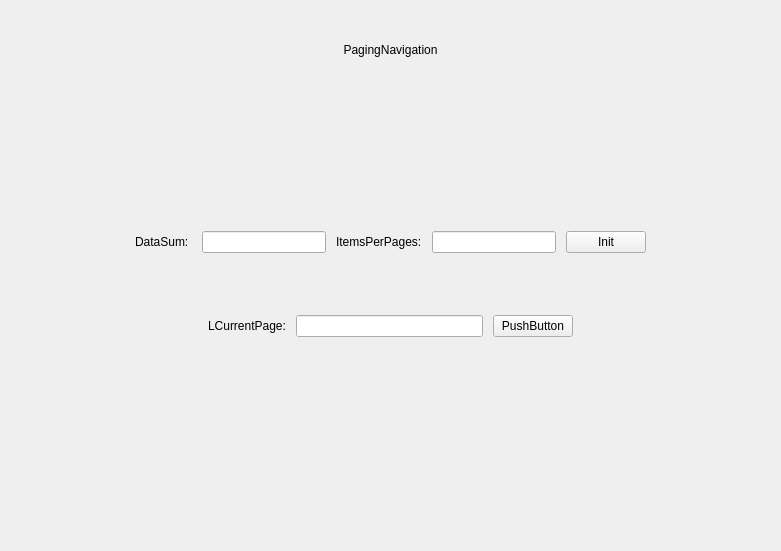
This is Examples/CatWidgetExamples/WidgetTools/PagingNavigationTools.ui in graycatya/CatLearnQt as Qt 5 draws it before an edit. The edited form follows.
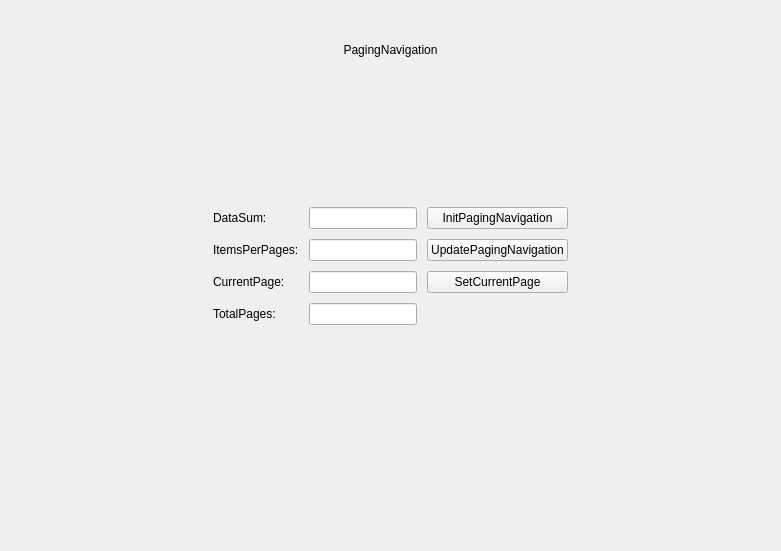
This is the edited form. Custom widgets are drawn as their Qt base class.

What changed in the file:
```diff
--- a/Examples/CatWidgetExamples/WidgetTools/PagingNavigationTools.ui
+++ b/Examples/CatWidgetExamples/WidgetTools/PagingNavigationTools.ui
@@ -86,31 +86,85 @@
       </spacer>
      </item>
      <item>
-      <widget class="QLabel" name="DataSumLabel">
-       <property name="text">
-        <string>DataSum: </string>
+      <layout class="QGridLayout" name="gridLayout">
+       <property name="leftMargin">
+        <number>10</number>
        </property>
-      </widget>
-     </item>
-     <item>
-      <widget class="QLineEdit" name="lineEdit"/>
-     </item>
-     <item>
-      <widget class="QLabel" name="ItemsPerPagesLabel">
-       <property name="text">
-        <string>ItemsPerPages:</string>
+       <property name="topMargin">
+        <number>10</number>
        </property>
-      </widget>
-     </item>
-     <item>
-      <widget class="QLineEdit" name="lineEdit_2"/>
-     </item>
-     <item>
-      <widget class="QPushButton" name="pushButton">
-       <property name="text">
-        <string>Init</string>
+       <property name="rightMargin">
+        <number>10</number>
        </property>
-      </widget>
+       <property name="bottomMargin">
+        <number>10</number>
+       </property>
+       <item row="1" column="0">
+        <widget class="QLabel" name="ItemsPerPagesLabel">
+         <property name="text">
+          <string>ItemsPerPages:</string>
+         </property>
+        </widget>
+       </item>
+       <item row="0" column="0">
+        <widget class="QLabel" name="DataSumLabel">
+         <property name="text">
+          <string>DataSum: </string>
+         </property>
+        </widget>
+       </item>
+       <item row="2" column="0">
+        <widget class="QLabel" name="CurrentPageLabel">
+         <property name="text">
+          <string>CurrentPage:</string>
+         </property>
+        </widget>
+       </item>
+       <item row="1" column="1">
+        <widget class="QLineEdit" name="ItemsPerPagesEdit"/>
+       </item>
+       <item row="0" column="2">
+        <widget class="QPushButton" name="InitPagingNavigationButton">
+         <property name="text">
+          <string>InitPagingNavigation</string>
+         </property>
+        </widget>
+       </item>
+       <item row="1" column="2">
+        <widget class="QPushButton" name="UpdatePagingNavigationButton">
+         <property name="text">
+          <string>UpdatePagingNavigation</string>
+         </property>
+        </widget>
+       </item>
+       <item row="3" column="0">
+        <widget class="QLabel" name="TotalPagesLabel">
+         <property name="text">
+          <string>TotalPages:</string>
+         </property>
+        </widget>
+       </item>
+       <item row="2" column="1">
+        <widget class="QLineEdit" name="CurrentPageEdit"/>
+       </item>
+       <item row="0" column="1">
+        <widget class="QLineEdit" name="DataSumEdit"/>
+       </item>
+       <item row="2" column="2">
+        <widget class="QPushButton" name="SetCurrentPageButton">
+         <property name="text">
+          <string>SetCurrentPage</string>
+         </property>
+        </widget>
+       </item>
+       <item row="3" column="1">
+        <widget class="QLineEdit" name="TotalPagesEdit">
+         <property name="readOnly">
+          <bool>true</bool>
+         </property>
+        </widget>
+       </item>
+      </layout>
      </item>
      <item>
       <spacer name="horizontalSpacer_6">
@@ -169,68 +223,6 @@
      </item>
     </layout>
    </item>
-   <item>
-    <layout class="QHBoxLayout" name="horizontalLayout_3">
-     <property name="spacing">
-      <number>10</number>
-     </property>
-     <property name="leftMargin">
-      <number>10</number>
-     </property>
-     <property name="topMargin">
-      <number>10</number>
-     </property>
-     <property name="rightMargin">
-      <number>10</number>
-     </property>
-     <property name="bottomMargin">
-      <number>10</number>
-     </property>
-     <item>
-      <spacer name="horizontalSpacer_4">
-       <property name="orientation">
-        <enum>Qt::Horizontal</enum>
-       </property>
-       <property name="sizeHint" stdset="0">
-        <size>
-         <width>40</width>
-         <height>20</height>
-        </size>
-       </property>
-      </spacer>
-     </item>
-     <item>
-      <widget class="QLabel" name="label">
-       <property name="text">
-        <string>LCurrentPage:</string>
-       </property>
-      </widget>
-     </item>
-     <item>
-      <widget class="QLineEdit" name="lineEdit_3"/>
-     </item>
-     <item>
-      <widget class="QPushButton" name="pushButton_2">
-       <property name="text">
-        <string>PushButton</string>
-       </property>
-      </widget>
-     </item>
-     <item>
-      <spacer name="horizontalSpacer_7">
-       <property name="orientation">
-        <enum>Qt::Horizontal</enum>
-       </property>
-       <property name="sizeHint" stdset="0">
-        <size>
-         <width>40</width>
-         <height>20</height>
-        </size>
-       </property>
-      </spacer>
-     </item>
-    </layout>
-   </item>
    <item>
     <spacer name="verticalSpacer">
      <property name="orientation">
```
Left out of the diff: 2 changed lines with no effect on the pictures.
